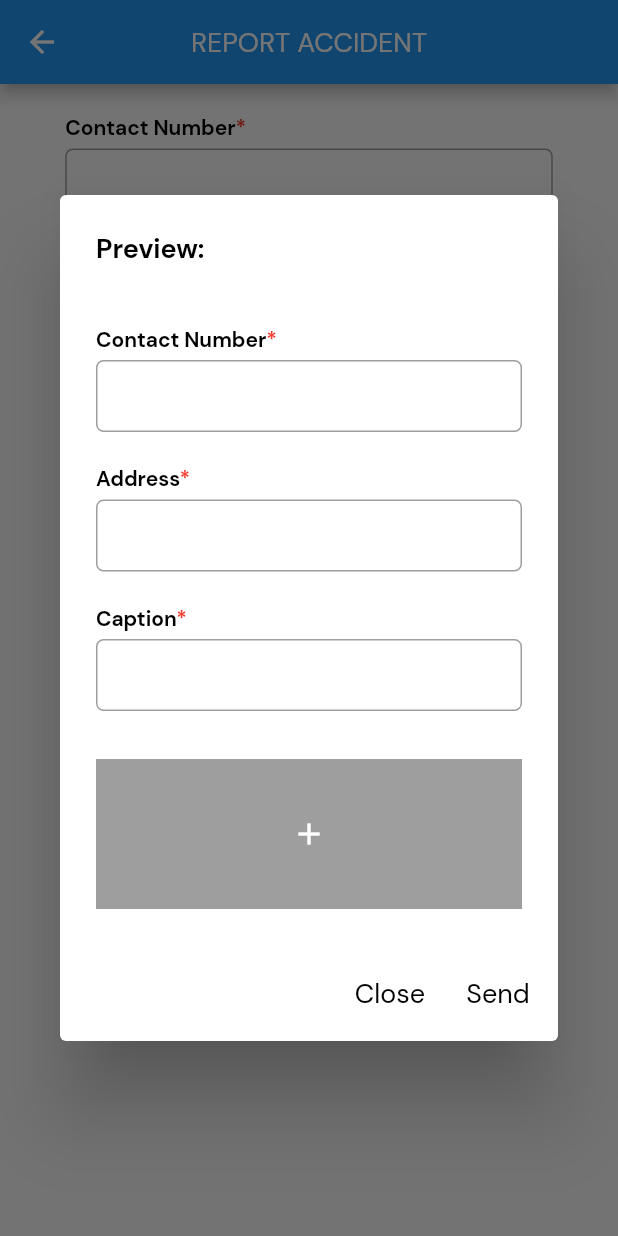
After one commit to lansoyyy/responder-user, a Flutter app: the AddReportPage screen opened directly, after a tap on "Continue", on a phone screen of 412 x 824 dp. The commit adds this screen. Run offline on Flutter 3.47's test engine with Material 2 defaults, Android fonts, the light colour scheme and no system bars; our stand-ins replace fluttertoast.

Commit message:
added report page

```diff
--- a/lib/screens/home_screen.dart
+++ b/lib/screens/home_screen.dart
@@ -1,4 +1,5 @@
 import 'package:flutter/material.dart';
+import 'package:responder/screens/pages/add_report_page.dart';
 
 import '../widgets/text_widget.dart';
 
@@ -30,7 +31,12 @@ class HomeScreen extends StatelessWidget {
             const SizedBox(
               height: 20,
             ),
-            card('REPORT ACCIDENT', Icons.report),
+            GestureDetector(
+                onTap: () {
+                  Navigator.of(context).push(MaterialPageRoute(
+                      builder: (context) => const AddReportPage()));
+                },
+                child: card('REPORT ACCIDENT', Icons.report)),
             const SizedBox(
               height: 20,
             ),
--- /dev/null
+++ b/lib/screens/pages/add_report_page.dart
@@ -0,0 +1,156 @@
+import 'package:flutter/material.dart';
+import 'package:responder/widgets/button_widget.dart';
+import 'package:responder/widgets/textfield_widget.dart';
+
+import '../../widgets/text_widget.dart';
+
+class AddReportPage extends StatefulWidget {
+  const AddReportPage({super.key});
+
+  @override
+  State<AddReportPage> createState() => _AddReportPageState();
+}
+
+class _AddReportPageState extends State<AddReportPage> {
+  final contactnumberController = TextEditingController();
+  final addressController = TextEditingController();
+  final captionController = TextEditingController();
+  @override
+  Widget build(BuildContext context) {
+    return Scaffold(
+      appBar: AppBar(
+        centerTitle: true,
+        title: TextWidget(
+          text: 'REPORT ACCIDENT',
+          fontSize: 18,
+          color: Colors.white,
+        ),
+      ),
+      body: Center(
+        child: Column(
+          children: [
+            const SizedBox(
+              height: 20,
+            ),
+            TextFieldWidget(
+              label: 'Contact Number',
+              controller: contactnumberController,
+            ),
+            const SizedBox(
+              height: 20,
+            ),
+            TextFieldWidget(
+              label: 'Address',
+              controller: addressController,
+            ),
+            const SizedBox(
+              height: 20,
+            ),
+            TextFieldWidget(
+              label: 'Caption',
+              controller: captionController,
+            ),
+            const SizedBox(
+              height: 30,
+            ),
+            Container(
+              height: 100,
+              width: 300,
+              decoration: const BoxDecoration(
+                color: Colors.grey,
+              ),
+              child: const Icon(
+                Icons.add,
+                color: Colors.white,
+              ),
+            ),
+            const SizedBox(
+              height: 30,
+            ),
+            ButtonWidget(
+              label: 'Continue',
+              onPressed: () {
+                previewDialog();
+              },
+            ),
+          ],
+        ),
+      ),
+    );
+  }
+
+  previewDialog() {
+    showDialog(
+      context: context,
+      builder: (context) {
+        return AlertDialog(
+          title: TextWidget(
+            text: 'Preview:',
+            fontSize: 18,
+            fontFamily: 'Bold',
+          ),
+          content: Column(
+            mainAxisSize: MainAxisSize.min,
+            children: [
+              const SizedBox(
+                height: 20,
+              ),
+              TextFieldWidget(
+                label: 'Contact Number',
+                controller: contactnumberController,
+              ),
+              const SizedBox(
+                height: 20,
+              ),
+              TextFieldWidget(
+                label: 'Address',
+                controller: addressController,
+              ),
+              const SizedBox(
+                height: 20,
+              ),
+              TextFieldWidget(
+                label: 'Caption',
+                controller: captionController,
+              ),
+              const SizedBox(
+                height: 30,
+              ),
+              Container(
+                height: 100,
+                width: 300,
+                decoration: const BoxDecoration(
+                  color: Colors.grey,
+                ),
+                child: const Icon(
+                  Icons.add,
+                  color: Colors.white,
+                ),
+              ),
+            ],
+          ),
+          actions: [
+            TextButton(
+              onPressed: () {
+                Navigator.pop(context);
+              },
+              child: TextWidget(
+                text: 'Close',
+                fontSize: 18,
+              ),
+            ),
+            TextButton(
+              onPressed: () {
+                Navigator.pop(context);
+              },
+              child: TextWidget(
+                text: 'Send',
+                fontSize: 18,
+              ),
+            ),
+          ],
+        );
+      },
+    );
+  }
+}
```
